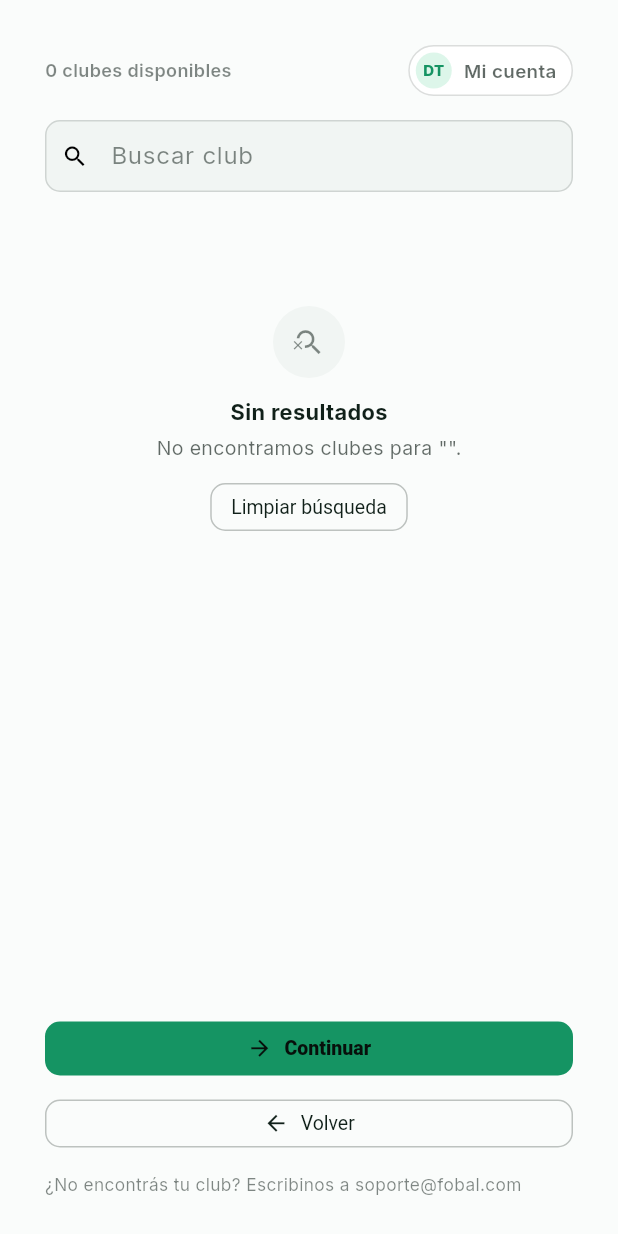
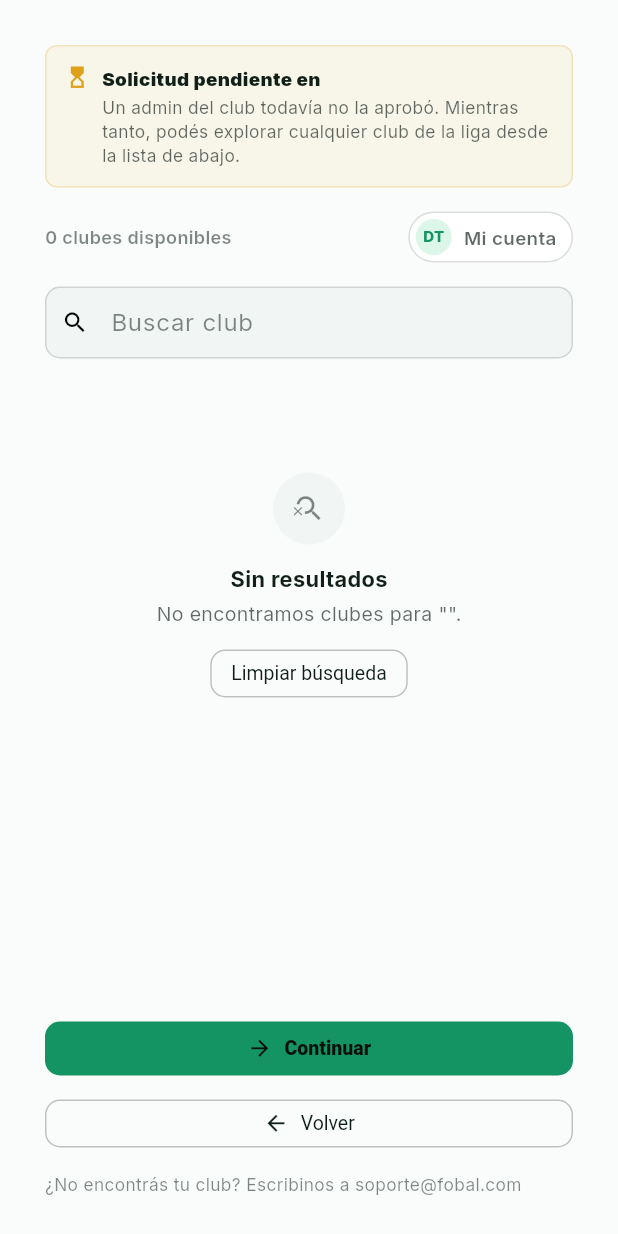
Before and after one commit to canchadigitaluy/fobal, a Flutter app: the _ClubPickerListPanel widget shown alone on an empty page, opened directly with empty values, on a phone screen of 412 x 824 dp. Run offline on Flutter 3.47's test engine with Material 3 defaults, Android fonts, the phone set to English and light mode, and no system bars; our stand-ins replace google_fonts, supabase_flutter; missing offline and left inert: dart:html, dart:js; accounts and stored records are empty; network calls fail; statements that could not run were skipped.

Commit message:
fix: aviso de solicitud de club pendiente, antes código muerto sin conectar
access_gate_screen.dart tenía un campo _AccessState.pending pensado
para mostrar cuando una solicitud de membresía real a un club sigue
esperando aprobación de un admin. Nunca se conectó: el constructor lo
fijaba en null siempre y nada lo leía. Un DT con una solicitud
pendiente (como pasó esta semana con una del 20/08 nunca aprobada, sin
ningún admin que pudiera revisarla) no tenía ninguna señal en la app
de que algo estaba esperando.

Ahora _load() consulta ClubAccessService.pendingMembership() y, si hay
una, se muestra un banner arriba del selector de clubes explicando
en qué club quedó pendiente y aclarando que mientras tanto puede
seguir explorando cualquier club de la liga (que no requiere
membresía real). Se eliminó también activeMemberships, el otro campo
de _AccessState que estaba igual de muerto.

Co-Authored-By: Claude Sonnet 5 <noreply@anthropic.com>

```diff
--- a/lib/screens/access_gate_screen.dart
+++ b/lib/screens/access_gate_screen.dart
@@ -65,10 +65,17 @@ class _AccessGateScreenState extends State<AccessGateScreen> {
     } catch (_) {
       collaborations = const [];
     }
+    ClubMembership? pending;
+    try {
+      pending = await ClubAccessService.pendingMembership();
+    } catch (_) {
+      pending = null;
+    }
     return _AccessState(
       clubs: clubs,
       collaborations: collaborations,
       previewMode: true,
+      pending: pending,
     );
   }
 
@@ -286,6 +293,7 @@ class _AccessGateScreenState extends State<AccessGateScreen> {
                             : _PreviewClubPicker(
                                 clubs: state.clubs,
                                 collaborations: state.collaborations,
+                                pending: state.pending,
                                 selectedClubId: _selectedClubId,
                                 loading: _loadingClubContext,
                                 onChanged: (value) =>
@@ -307,6 +315,7 @@ class _AccessGateScreenState extends State<AccessGateScreen> {
 class _PreviewClubPicker extends StatefulWidget {
   final List<CanteraAccessClub> clubs;
   final List<ClubCollaboration> collaborations;
+  final ClubMembership? pending;
   final String? selectedClubId;
   final bool loading;
   final ValueChanged<String?> onChanged;
@@ -317,6 +326,7 @@ class _PreviewClubPicker extends StatefulWidget {
   const _PreviewClubPicker({
     required this.clubs,
     required this.collaborations,
+    required this.pending,
     required this.selectedClubId,
     required this.loading,
     required this.onChanged,
@@ -370,6 +380,7 @@ class _PreviewClubPickerState extends State<_PreviewClubPicker> {
           final picker = _ClubPickerListPanel(
             clubs: widget.clubs,
             collaborations: widget.collaborations,
+            pending: widget.pending,
             visible: visible,
             totalFiltered: filtered.length,
             query: query,
@@ -636,6 +647,7 @@ class _StepDot extends StatelessWidget {
 class _ClubPickerListPanel extends StatelessWidget {
   final List<CanteraAccessClub> clubs;
   final List<ClubCollaboration> collaborations;
+  final ClubMembership? pending;
   final List<CanteraAccessClub> visible;
   final int totalFiltered;
   final String query;
@@ -651,6 +663,7 @@ class _ClubPickerListPanel extends StatelessWidget {
   const _ClubPickerListPanel({
     required this.clubs,
     required this.collaborations,
+    required this.pending,
     required this.visible,
     required this.totalFiltered,
     required this.query,
@@ -671,6 +684,10 @@ class _ClubPickerListPanel extends StatelessWidget {
       child: Column(
         crossAxisAlignment: CrossAxisAlignment.start,
         children: [
+          if (pending != null) ...[
+            _PendingRequestBanner(pending: pending!),
+            const SizedBox(height: 16),
+          ],
           Row(
             children: [
               Expanded(
@@ -854,6 +871,57 @@ class _ClubPickerListPanel extends StatelessWidget {
             '¿No encontrás tu club? Escribinos a soporte@fobal.com',
             textAlign: TextAlign.center,
             style: TextStyle(fontSize: 11.5, color: CX.faint),
+          ),
+        ],
+      ),
+    );
+  }
+}
+
+/// A club-membership request from a previous session that's still waiting
+/// on a club_admin to review it. Explorá clubes de la liga (below) works
+/// without this — it never needed a membership — but a DT who tried the
+/// invite-code path for a private club deserves to know why nothing
+/// happened after they asked, instead of silence.
+class _PendingRequestBanner extends StatelessWidget {
+  final ClubMembership pending;
+  const _PendingRequestBanner({required this.pending});
+
+  @override
+  Widget build(BuildContext context) {
+    return Container(
+      width: double.infinity,
+      padding: const EdgeInsets.all(12),
+      decoration: BoxDecoration(
+        color: CX.amber.withValues(alpha: .08),
+        borderRadius: BorderRadius.circular(8),
+        border: Border.all(color: CX.amber.withValues(alpha: .22)),
+      ),
+      child: Row(
+        crossAxisAlignment: CrossAxisAlignment.start,
+        children: [
+          const Icon(Icons.hourglass_top_outlined, color: CX.amber, size: 17),
+          const SizedBox(width: 8),
+          Expanded(
+            child: Column(
+              crossAxisAlignment: CrossAxisAlignment.start,
+              children: [
+                Text(
+                  'Solicitud pendiente en ${pending.clubName}',
+                  style: const TextStyle(
+                    fontWeight: FontWeight.w900,
+                    fontSize: 12.5,
+                  ),
+                ),
+                const SizedBox(height: 3),
+                const Text(
+                  'Un admin del club todavía no la aprobó. Mientras tanto, '
+                  'podés explorar cualquier club de la liga desde la lista '
+                  'de abajo.',
+                  style: TextStyle(fontSize: 11.5, color: CX.muted, height: 1.35),
+                ),
+              ],
+            ),
           ),
         ],
       ),
@@ -1659,7 +1727,6 @@ class _CategoryRowState extends State<_CategoryRow> {
 }
 
 class _AccessState {
-  final List<ClubMembership> activeMemberships;
   final ClubMembership? pending;
   final List<CanteraAccessClub> clubs;
   final List<ClubCollaboration> collaborations;
@@ -1671,6 +1738,6 @@ class _AccessState {
     this.collaborations = const [],
     this.previewMode = false,
     this.localMode = false,
-  }) : pending = null,
-       activeMemberships = const [];
-}
+    this.pending,
+  });
+}
```
